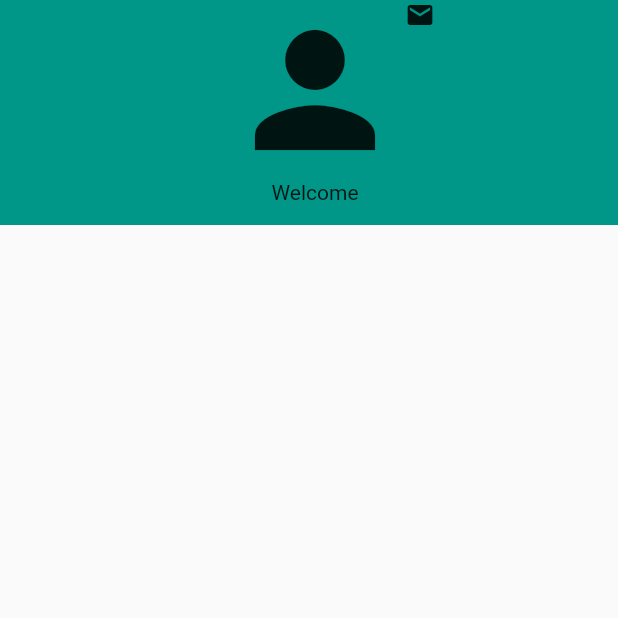
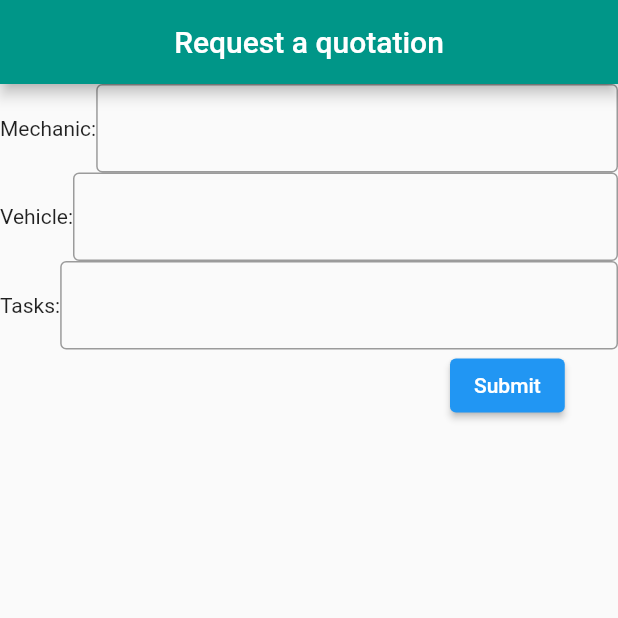
Before and after one commit to Ravindu-Jayathilaka/easy_fix, a Flutter app: the screen it shows after launch, on a phone screen of 412 x 824 dp, the top half of it. Run offline on Flutter 3.47's test engine with Material 2 defaults, Android fonts, the phone set to English and light mode, and no system bars.

Commit message:
ui design

```diff
--- a/lib/main.dart
+++ b/lib/main.dart
@@ -3,8 +3,10 @@ import 'package:easy_fix/LogIn/pwreset.dart';
 import 'package:easy_fix/LogIn/verificationcode.dart';
 import 'package:easy_fix/addnewvehicle.dart';
 import 'package:easy_fix/emergencyassistance.dart';
+import 'package:easy_fix/mechanicpage.dart';
 import 'package:easy_fix/mechanicwelcome.dart';
 import 'package:easy_fix/myvehicles.dart';
+import 'package:easy_fix/requestquotation.dart';
 import 'package:easy_fix/searchmechanic.dart';
 import 'package:easy_fix/userwelcome.dart';
 import 'package:easy_fix/vehiclepage.dart';
@@ -13,5 +15,5 @@ import 'package:easy_fix/LogIn/log%20in%20page.dart';
 import 'package:easy_fix/LogIn/create%20account%20page.dart';
 
 void main() => runApp(MaterialApp(
-      home: MechanicWelcome(),
+      home: RequestQuotation(),
     ));
--- /dev/null
+++ b/lib/requestquotation.dart
@@ -0,0 +1,78 @@
+import 'package:flutter/material.dart';
+
+class RequestQuotation extends StatefulWidget {
+  const RequestQuotation({Key? key}) : super(key: key);
+
+  @override
+  State<RequestQuotation> createState() => _RequestQuotationState();
+}
+
+class _RequestQuotationState extends State<RequestQuotation> {
+  @override
+  Widget build(BuildContext context) {
+    return MaterialApp(
+      home: Scaffold(
+        appBar: AppBar(
+          backgroundColor: Colors.teal,
+          title: Center(child: Text('Request a quotation')),
+        ),
+        body: SafeArea(
+          child: Column(
+            children: [
+              Row(
+                children: const [
+                  Text('Mechanic'),
+                  Text(':'),
+                  Expanded(
+                    child: TextField(
+                      decoration: InputDecoration(
+                        border: OutlineInputBorder(),
+                      ),
+                    ),
+                  ),
+                ],
+              ),
+              Row(
+                children: const [
+                  Text('Vehicle'),
+                  Text(':'),
+                  Expanded(
+                    child: TextField(
+                      decoration: InputDecoration(
+                        border: OutlineInputBorder(),
+                      ),
+                    ),
+                  ),
+                ],
+              ),
+              Row(
+                children: const [
+                  Text('Tasks'),
+                  Text(':'),
+                  Expanded(
+                    child: TextField(
+                      decoration: InputDecoration(
+                        border: OutlineInputBorder(),
+                      ),
+                    ),
+                  ),
+                ],
+              ),
+              Row(
+                children: [
+                  SizedBox(
+                    width: 300,
+                  ),
+                  ElevatedButton(
+                    onPressed: () {},
+                    child: const Text('Submit'),
+                  )
+                ],
+              ),
+            ],
+          ),
+        ),
+      ),
+    );
+  }
+}
```
Also changed, not shown: lib/mechanicpage.dart (added, +105 -0 lines), lib/mechanicwelcome.dart (+24 -2 lines).
